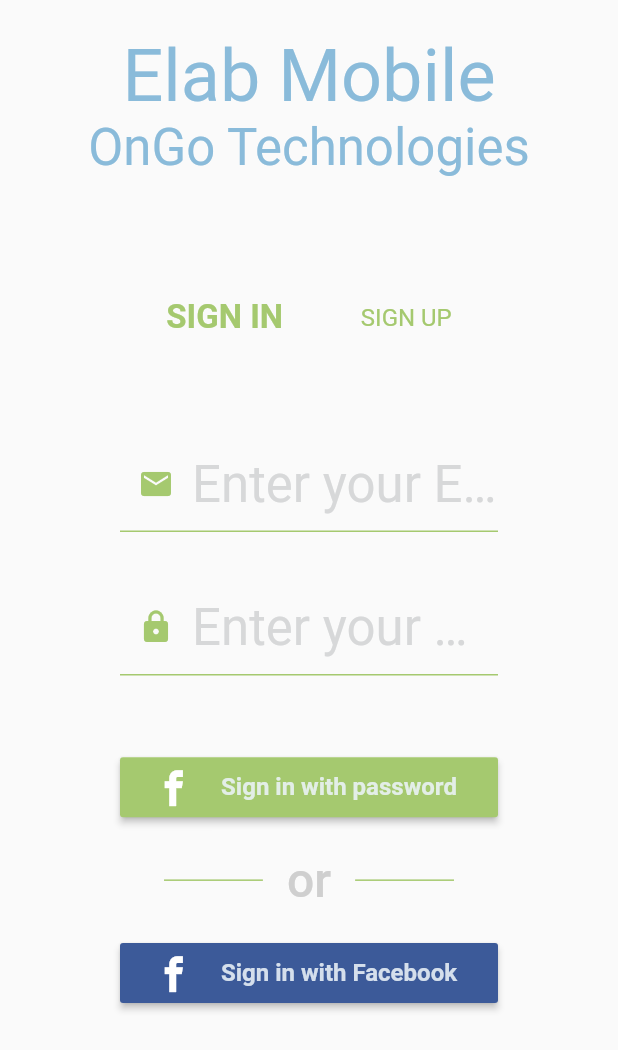
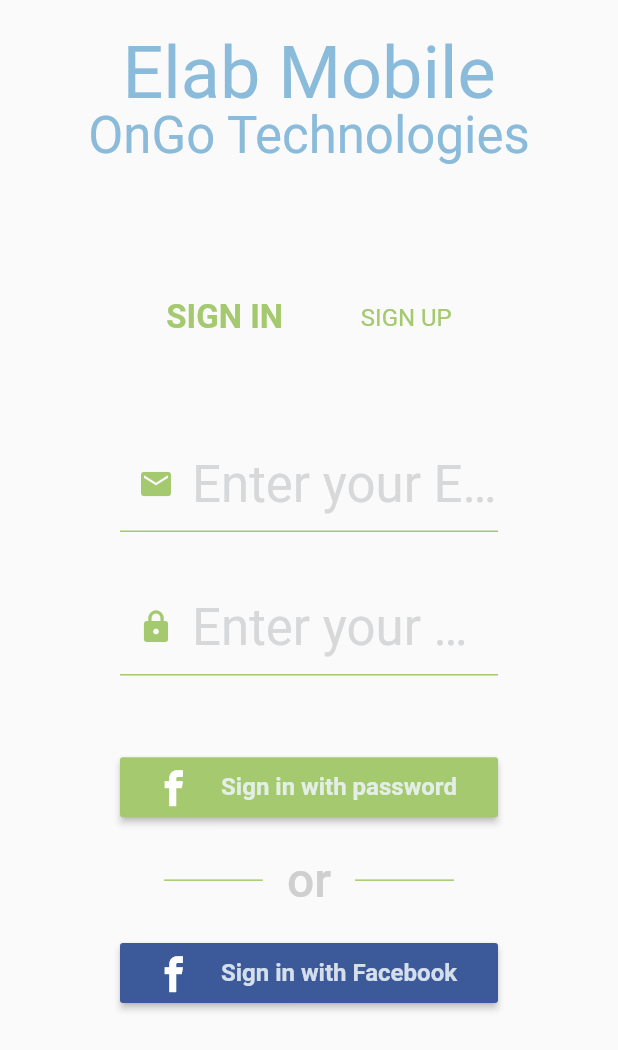
Before and after one commit to LUISURBM/flutter_app, a Flutter app: the screen it shows after launch, after a tap on "SIGN IN", on a phone screen of 412 x 824 dp. Shown: the top 1050 px of the screen. Run offline on Flutter 3.47's test engine with Material 2 defaults, Android fonts, the phone set to English and light mode, and no system bars; our stand-ins replace bloc, equatable, flutter_bloc, flutter_screenutil, get_it, mvc_pattern and 1 more; missing offline and left inert: flutter_facebook_login.

Commit message:
Expanded login texts

```diff
--- a/lib/auth/login/ui/login_page.dart
+++ b/lib/auth/login/ui/login_page.dart
@@ -81,14 +81,14 @@ class _LogInPageState extends StateMVC<LogInPage> {
                       child: Column(
                         mainAxisAlignment: MainAxisAlignment.center,
                         children: <Widget>[
-                          Text(
+                          Expanded(child:Text(
                             Controller.displayLogoTitle,
                             style: CustomTextStyle.title(context),
-                          ),
-                          Text(
+                          )),
+                          Expanded(child:Text(
                             Controller.displayLogoSubTitle,
                             style: CustomTextStyle.subTitle(context),
-                          ),
+                          )),
                         ],
                       )),
                   width: ScreenUtil.getInstance().setWidth(750),
@@ -289,12 +289,12 @@ class _LogInPageState extends StateMVC<LogInPage> {
                 },
               )),
         ),
-        Visibility(
+        Expanded(child:Visibility(
             visible: visible,
             child: Container(
                 margin: EdgeInsets.only(bottom: 30),
                 child: CircularProgressIndicator())),
-      ],
+        )],
     );
   }
 
```
